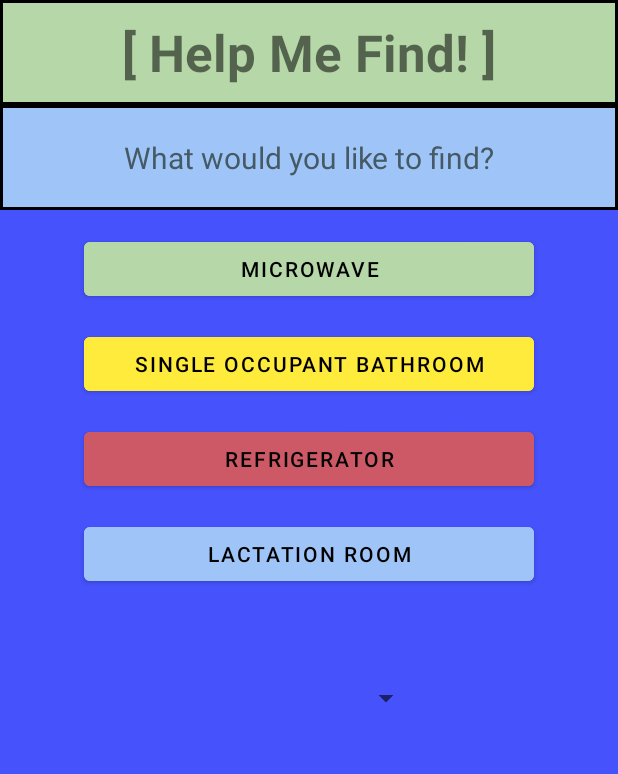
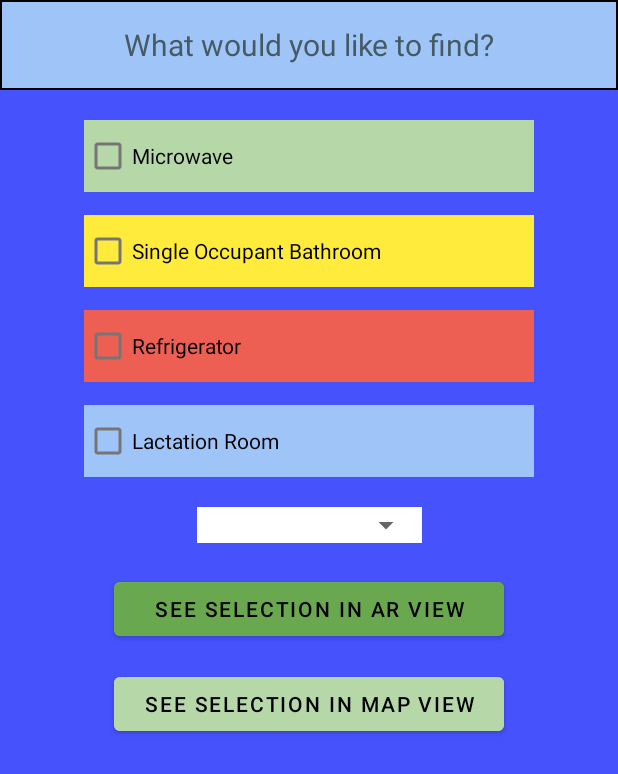
Before and after one commit to smoonUW/HelpMeFind, an Android app: the layout activity_filter_search.xml on its own in the app's theme, with its tools: preview values and no code run, on a phone screen of 412 x 824 dp. Shown: the top 774 px of the screen. Run offline under Robolectric (Android 15) with nearby library versions, the light colour scheme and no system bars.

Commit message:
finished up with filter search (for now)

```diff
--- a/app/src/main/AndroidManifest.xml
+++ b/app/src/main/AndroidManifest.xml
@@ -14,17 +14,13 @@
             android:exported="true" />
         <activity
             android:name=".Welcome"
-            android:exported="true" />
+            android:exported="true" >
 
             <intent-filter>
                 <action android:name="android.intent.action.MAIN" />
 
                 <category android:name="android.intent.category.LAUNCHER" />
             </intent-filter>
-        <activity
-            android:name=".MainActivity"
-            android:exported="true">
-
         </activity>
     </application>
 
--- a/app/src/main/java/com/example/helpmefind/FilterSearch.java
+++ b/app/src/main/java/com/example/helpmefind/FilterSearch.java
@@ -2,13 +2,66 @@ package com.example.helpmefind;
 
 import androidx.appcompat.app.AppCompatActivity;
 
+import android.content.Intent;
 import android.os.Bundle;
+import android.util.Log;
+import android.view.View;
+import android.widget.AdapterView;
+import android.widget.ArrayAdapter;
+import android.widget.CheckBox;
+import android.widget.Spinner;
 
 public class FilterSearch extends AppCompatActivity {
 
+    double selectedRadius = -1;
     @Override
     protected void onCreate(Bundle savedInstanceState) {
         super.onCreate(savedInstanceState);
         setContentView(R.layout.activity_filter_search);
+
+        Spinner radiusMenu = findViewById(R.id.radiusDropdown);
+
+        ArrayAdapter<CharSequence> adapter= ArrayAdapter.createFromResource(this, R.array.radii, android.R.layout.simple_spinner_item);
+        adapter.setDropDownViewResource(android.R.layout.simple_spinner_item);
+        radiusMenu.setAdapter(adapter);
+
+        radiusMenu.setOnItemSelectedListener(new AdapterView.OnItemSelectedListener()
+        {
+            public void onItemSelected(AdapterView<?> parent, View view, int position, long id)
+            {
+                // dumbest line of code I've ever written
+                selectedRadius = Double.parseDouble(parent.getItemAtPosition(position).toString().split(" ")[0]);
+
+                Log.i("selected radius", String.valueOf(selectedRadius));
+            }
+
+            public void onNothingSelected(AdapterView<?> parent)
+            {
+                // Do nothing?
+            }
+        });
+    }
+
+    public void saveSelection() {
+        CheckBox microwave = (CheckBox) findViewById(R.id.microwaveCheckBox);
+        CheckBox bathroom = (CheckBox) findViewById(R.id.bathroomCheckBox);
+        CheckBox fridge = (CheckBox) findViewById(R.id.refrigeratorCheckBox);
+        CheckBox lactation = (CheckBox) findViewById(R.id.lactationCheckBox);
+        // TODO check whether each box is checked, save state for use in next activities
+        // TODO use shared preferences?
+    }
+
+    public void goToARView(View view) {
+        saveSelection();
+        // TODO get destination activity name
+//        Intent intent = new Intent();
+//        startActivity(intent);
+    }
+
+    public void goToMapView(View view) {
+        saveSelection();
+        // TODO get destination activity name
+//        Intent intent = new Intent();
+//        startActivity(intent);
     }
 }
--- a/app/src/main/java/com/example/helpmefind/MainActivity.java
+++ b/app/src/main/java/com/example/helpmefind/MainActivity.java
@@ -11,9 +11,5 @@ public class MainActivity extends AppCompatActivity {
     protected void onCreate(Bundle savedInstanceState) {
         super.onCreate(savedInstanceState);
         setContentView(R.layout.activity_main);
-        // Right now MainActivity doesn't do anything and goes straight
-        // to Welcome
-        Intent intent = new Intent(this, Welcome.class);
-        startActivity(intent);
     }
 }
--- a/app/src/main/java/com/example/helpmefind/Welcome.java
+++ b/app/src/main/java/com/example/helpmefind/Welcome.java
@@ -22,7 +22,7 @@ public class Welcome extends AppCompatActivity {
         for (int i = 1; i <= 100; i++) {
             progressBar.setProgress(i);
             try {
-                Thread.sleep(20);
+                Thread.sleep(50);
             } catch (InterruptedException e) {
                 e.printStackTrace();
             }
--- a/app/src/main/res/drawable/filter_question_background.xml
+++ b/app/src/main/res/drawable/filter_question_background.xml
@@ -1,5 +1,5 @@
 <?xml version="1.0" encoding="utf-8"?>
 <shape xmlns:android="http://schemas.android.com/apk/res/android" android:shape="rectangle">
     <solid android:color="#9fc5f8" />
-    <stroke android:width="2dp" android:color="@color/black"/>
+    <stroke android:width="1dp" android:color="@color/black"/>
 </shape>
--- a/app/src/main/res/drawable/filter_title_background.xml
+++ b/app/src/main/res/drawable/filter_title_background.xml
@@ -1,5 +1,5 @@
 <?xml version="1.0" encoding="utf-8"?>
 <shape xmlns:android="http://schemas.android.com/apk/res/android" android:shape="rectangle">
     <solid android:color="#b6d7a8" />
-    <stroke android:width="2dp" android:color="@color/black"/>
+    <stroke android:width="1dp" android:color="@color/black"/>
 </shape>
--- a/app/src/main/res/layout/activity_filter_search.xml
+++ b/app/src/main/res/layout/activity_filter_search.xml
@@ -8,25 +8,23 @@
     android:background="#4652fc"
     >
 
-    <TextView
-        android:id="@+id/filterTitle"
-        android:layout_width="match_parent"
-        android:layout_height="70dp"
-        android:background="@drawable/filter_title_background"
-        android:gravity="center"
-
-        android:text="[ Help Me Find! ]"
-
-        android:textSize="34sp"
-        android:textStyle="bold"
-        app:layout_constraintEnd_toEndOf="parent"
-        app:layout_constraintStart_toStartOf="parent"
-        app:layout_constraintTop_toTopOf="parent" />
+<!--    <TextView-->
+<!--        android:id="@+id/filterTitle"-->
+<!--        android:layout_width="match_parent"-->
+<!--        android:layout_height="70dp"-->
+<!--        android:background="@drawable/filter_title_background"-->
+<!--        android:gravity="center"-->
+<!--        android:text="[ Help Me Find! ]"-->
+<!--        android:textSize="34sp"-->
+<!--        android:textStyle="bold"-->
+<!--        app:layout_constraintEnd_toEndOf="parent"-->
+<!--        app:layout_constraintStart_toStartOf="parent"-->
+<!--        app:layout_constraintTop_toTopOf="parent" />-->
 
     <TextView
         android:id="@+id/filterQuestion"
         android:layout_width="match_parent"
-        android:layout_height="70dp"
+        android:layout_height="60dp"
         android:background="@drawable/filter_question_background"
         android:gravity="center"
 
@@ -35,72 +33,107 @@
         android:textSize="20sp"
         app:layout_constraintEnd_toEndOf="parent"
         app:layout_constraintStart_toStartOf="parent"
-        app:layout_constraintTop_toBottomOf="@id/filterTitle" />
+        app:layout_constraintTop_toTopOf="parent" />
 
-    <Button
-        android:id="@+id/microwaveButton"
+    <CheckBox
+        android:id="@+id/microwaveCheckBox"
         android:layout_width="300dp"
         android:layout_height="wrap_content"
-        android:layout_marginTop="15dp"
-        android:backgroundTint="#b6d7a8"
+        android:layout_marginTop="20dp"
+        android:background="#b6d7a8"
         android:text="Microwave"
-
+        android:checked="false"
         android:textColor="@color/black"
         app:layout_constraintEnd_toEndOf="parent"
         app:layout_constraintStart_toStartOf="parent"
         app:layout_constraintTop_toBottomOf="@+id/filterQuestion" />
 
-    <Button
-        android:id="@+id/bathroomButton"
+    <CheckBox
+        android:id="@+id/bathroomCheckBox"
         android:layout_width="300dp"
         android:layout_height="wrap_content"
         android:layout_marginTop="15dp"
-        android:backgroundTint="#FFEB3B"
-
+        android:background="#FFEB3B"
+        android:checked="false"
         android:text="Single Occupant Bathroom"
         android:textColor="@color/black"
         app:layout_constraintEnd_toEndOf="parent"
         app:layout_constraintStart_toStartOf="parent"
 
-        app:layout_constraintTop_toBottomOf="@+id/microwaveButton" />
+        app:layout_constraintTop_toBottomOf="@+id/microwaveCheckBox" />
 
-    <Button
-        android:id="@+id/refrigeratorButton"
+    <CheckBox
+        android:id="@+id/refrigeratorCheckBox"
         android:layout_width="300dp"
         android:layout_height="wrap_content"
         android:layout_marginTop="15dp"
-        android:backgroundTint="#CD5866"
+        android:background="#ED5E53"
+        android:checked="false"
 
         android:text="Refrigerator"
         android:textColor="@color/black"
         app:layout_constraintEnd_toEndOf="parent"
         app:layout_constraintStart_toStartOf="parent"
 
-        app:layout_constraintTop_toBottomOf="@+id/bathroomButton" />
+        app:layout_constraintTop_toBottomOf="@+id/bathroomCheckBox" />
 
-    <Button
-        android:id="@+id/lactationButton"
+    <CheckBox
+        android:id="@+id/lactationCheckBox"
         android:layout_width="300dp"
         android:layout_height="wrap_content"
         android:layout_marginTop="15dp"
-        android:backgroundTint="#9fc5f8"
+        android:background="#9fc5f8"
 
+        android:checked="false"
         android:text="Lactation Room"
         android:textColor="@color/black"
         app:layout_constraintEnd_toEndOf="parent"
         app:layout_constraintStart_toStartOf="parent"
 
-        app:layout_constraintTop_toBottomOf="@+id/refrigeratorButton" />
+        app:layout_constraintTop_toBottomOf="@+id/refrigeratorCheckBox" />
 
-    <Spinner
-        android:id="@+id/radiusDropdown"
-        android:layout_width="150dp"
+    <RelativeLayout
+        android:id="@+id/relativeLayout"
+        android:layout_width="wrap_content"
         android:layout_height="wrap_content"
-        android:layout_marginTop="60dp"
-        android:spinnerMode="dropdown"
+        android:layout_marginTop="20dp"
+        android:background="@color/white"
         app:layout_constraintEnd_toEndOf="parent"
         app:layout_constraintStart_toStartOf="parent"
-        app:layout_constraintTop_toBottomOf="@+id/lactationButton" />
+        app:layout_constraintTop_toBottomOf="@+id/lactationCheckBox">
+
+        <Spinner
+            android:id="@+id/radiusDropdown"
+            android:layout_width="150dp"
+            android:layout_height="wrap_content"
+            android:spinnerMode="dropdown" />
+    </RelativeLayout>
+
+    <Button
+        android:id="@+id/selectARViewButton"
+        android:layout_width="260dp"
+        android:layout_height="wrap_content"
+        android:layout_marginTop="20dp"
+        android:backgroundTint="#6aa84f"
+        android:text="See selection in AR view"
+        android:textColor="#000000"
+        android:onClick="goToARView"
+        app:layout_constraintEnd_toEndOf="parent"
+        app:layout_constraintStart_toStartOf="parent"
+        app:layout_constraintTop_toBottomOf="@+id/relativeLayout" />
+
+    <Button
+        android:id="@+id/selectMapViewButton"
+        android:layout_width="260dp"
+        android:layout_height="wrap_content"
+        android:layout_marginTop="15dp"
+        android:backgroundTint="#b6d7a8"
+        android:text="See selection in map view"
+        android:textColor="#000000"
+        android:onClick="goToMapView"
+        app:layout_constraintEnd_toEndOf="parent"
+        app:layout_constraintStart_toStartOf="parent"
+        app:layout_constraintTop_toBottomOf="@+id/selectARViewButton" />
 
 
 </androidx.constraintlayout.widget.ConstraintLayout>
```
